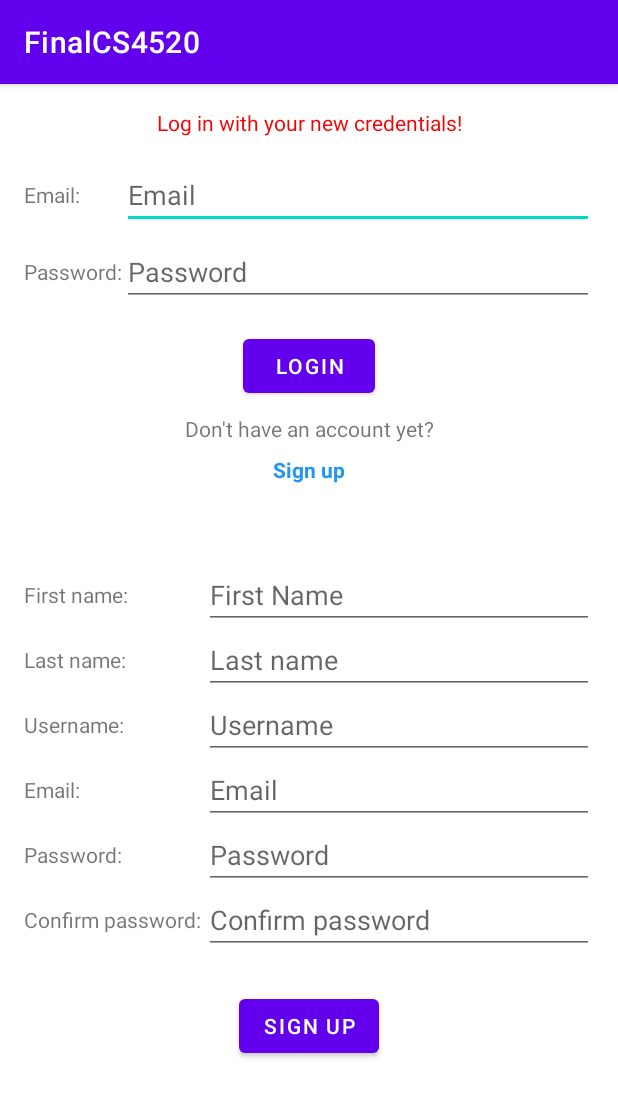
After one commit to aledigui/FinalCS4520, an Android app: the RegisterLogIn screen opened directly, with no data from a screen before it, on a phone screen of 412 x 824 dp. The commit adds this screen. Shown: the top 1097 px of the screen. Run offline under Robolectric (Android 15) with nearby library versions, the light colour scheme and no system bars.

Commit message:
Register and LogIn screen

```diff
--- a/app/src/main/AndroidManifest.xml
+++ b/app/src/main/AndroidManifest.xml
@@ -12,6 +12,9 @@
         android:theme="@style/Theme.FinalCS4520"
         tools:targetApi="31">
         <activity
+            android:name=".RegisterLogIn"
+            android:exported="false" />
+        <activity
             android:name=".MainActivity"
             android:exported="true">
             <intent-filter>
--- /dev/null
+++ b/app/src/main/java/com/example/finalcs4520/RegisterLogIn.java
@@ -0,0 +1,14 @@
+package com.example.finalcs4520;
+
+import androidx.appcompat.app.AppCompatActivity;
+
+import android.os.Bundle;
+
+public class RegisterLogIn extends AppCompatActivity {
+
+    @Override
+    protected void onCreate(Bundle savedInstanceState) {
+        super.onCreate(savedInstanceState);
+        setContentView(R.layout.activity_register_log_in);
+    }
+}
--- /dev/null
+++ b/app/src/main/res/layout/activity_register_log_in.xml
@@ -0,0 +1,242 @@
+<?xml version="1.0" encoding="utf-8"?>
+<androidx.constraintlayout.widget.ConstraintLayout xmlns:android="http://schemas.android.com/apk/res/android"
+    xmlns:app="http://schemas.android.com/apk/res-auto"
+    xmlns:tools="http://schemas.android.com/tools"
+    android:layout_width="match_parent"
+    android:layout_height="match_parent"
+    tools:context=".RegisterLogIn">
+
+    <EditText
+        android:id="@+id/emailTextLogIn"
+        android:layout_width="0dp"
+        android:layout_height="wrap_content"
+        android:layout_marginEnd="16dp"
+        android:ems="10"
+        android:hint="@string/email_hint"
+        android:inputType="textEmailAddress"
+        app:layout_constraintBottom_toBottomOf="@+id/emailLogin"
+        app:layout_constraintEnd_toEndOf="parent"
+        app:layout_constraintStart_toEndOf="@+id/passwordLogin"
+        app:layout_constraintTop_toTopOf="@+id/emailLogin" />
+
+    <TextView
+        android:id="@+id/emailLogin"
+        android:layout_width="wrap_content"
+        android:layout_height="wrap_content"
+        android:layout_marginStart="16dp"
+        android:layout_marginTop="64dp"
+        android:text="@string/email_bold"
+        app:layout_constraintStart_toStartOf="parent"
+        app:layout_constraintTop_toTopOf="parent" />
+
+    <TextView
+        android:id="@+id/passwordLogin"
+        android:layout_width="wrap_content"
+        android:layout_height="wrap_content"
+        android:layout_marginTop="32dp"
+        android:text="@string/password08"
+        app:layout_constraintStart_toStartOf="@+id/emailLogin"
+        app:layout_constraintTop_toBottomOf="@+id/emailLogin" />
+
+    <EditText
+        android:id="@+id/passwordTextLogin"
+        android:layout_width="0dp"
+        android:layout_height="wrap_content"
+        android:layout_marginEnd="16dp"
+        android:ems="10"
+        android:hint="@string/password"
+        android:inputType="textPassword"
+        app:layout_constraintBottom_toBottomOf="@+id/passwordLogin"
+        app:layout_constraintEnd_toEndOf="parent"
+        app:layout_constraintStart_toEndOf="@+id/passwordLogin"
+        app:layout_constraintTop_toTopOf="@+id/passwordLogin" />
+
+    <Button
+        android:id="@+id/loginButton08"
+        android:layout_width="wrap_content"
+        android:layout_height="wrap_content"
+        android:layout_marginTop="16dp"
+        android:text="@string/login"
+        app:layout_constraintEnd_toEndOf="parent"
+        app:layout_constraintStart_toStartOf="parent"
+        app:layout_constraintTop_toBottomOf="@+id/passwordTextLogin" />
+
+    <TextView
+        android:id="@+id/signupText"
+        android:layout_width="wrap_content"
+        android:layout_height="wrap_content"
+        android:layout_marginTop="8dp"
+        android:text="@string/signup08"
+        app:layout_constraintEnd_toEndOf="parent"
+        app:layout_constraintStart_toStartOf="parent"
+        app:layout_constraintTop_toBottomOf="@+id/loginButton08" />
+
+    <TextView
+        android:id="@+id/signupclick"
+        android:layout_width="wrap_content"
+        android:layout_height="wrap_content"
+        android:layout_marginTop="8dp"
+        android:text="@string/signup"
+        android:textColor="#2196F3"
+        android:textStyle="bold"
+        app:layout_constraintEnd_toEndOf="parent"
+        app:layout_constraintStart_toStartOf="parent"
+        app:layout_constraintTop_toBottomOf="@+id/signupText" />
+
+    <TextView
+        android:id="@+id/firstNameSignUp"
+        android:layout_width="wrap_content"
+        android:layout_height="wrap_content"
+        android:layout_marginStart="16dp"
+        android:layout_marginTop="64dp"
+        android:text="@string/firstname"
+        app:layout_constraintStart_toStartOf="parent"
+        app:layout_constraintTop_toBottomOf="@+id/signupclick" />
+
+    <TextView
+        android:id="@+id/lastnameSignup"
+        android:layout_width="wrap_content"
+        android:layout_height="wrap_content"
+        android:layout_marginTop="24dp"
+        android:text="@string/lastname"
+        app:layout_constraintStart_toStartOf="@+id/firstNameSignUp"
+        app:layout_constraintTop_toBottomOf="@+id/firstNameSignUp" />
+
+    <TextView
+        android:id="@+id/usernameSignup"
+        android:layout_width="wrap_content"
+        android:layout_height="wrap_content"
+        android:layout_marginTop="24dp"
+        android:text="@string/username"
+        app:layout_constraintStart_toStartOf="@+id/lastnameSignup"
+        app:layout_constraintTop_toBottomOf="@+id/lastnameSignup" />
+
+    <TextView
+        android:id="@+id/emailSignUp"
+        android:layout_width="wrap_content"
+        android:layout_height="wrap_content"
+        android:layout_marginTop="24dp"
+        android:text="@string/email_bold"
+        app:layout_constraintStart_toStartOf="@+id/usernameSignup"
+        app:layout_constraintTop_toBottomOf="@+id/usernameSignup" />
+
+    <TextView
+        android:id="@+id/passwordSignup"
+        android:layout_width="wrap_content"
+        android:layout_height="wrap_content"
+        android:layout_marginTop="24dp"
+        android:text="@string/password08"
+        app:layout_constraintStart_toStartOf="@+id/emailSignUp"
+        app:layout_constraintTop_toBottomOf="@+id/emailSignUp" />
+
+    <TextView
+        android:id="@+id/reTypePasswordSignup"
+        android:layout_width="wrap_content"
+        android:layout_height="wrap_content"
+        android:layout_marginTop="24dp"
+        android:text="@string/confirmpassword"
+        app:layout_constraintStart_toStartOf="@+id/passwordSignup"
+        app:layout_constraintTop_toBottomOf="@+id/passwordSignup" />
+
+    <EditText
+        android:id="@+id/firstNameTextSignUp"
+        android:layout_width="0dp"
+        android:layout_height="wrap_content"
+        android:layout_marginEnd="16dp"
+        android:ems="10"
+        android:hint="@string/firstNameHint"
+        android:inputType="textEmailAddress"
+        app:layout_constraintBottom_toBottomOf="@+id/firstNameSignUp"
+        app:layout_constraintEnd_toEndOf="parent"
+        app:layout_constraintStart_toEndOf="@+id/firstNameSignUp"
+        app:layout_constraintStart_toStartOf="@+id/lastNameTextSignUp"
+        app:layout_constraintTop_toTopOf="@+id/firstNameSignUp" />
+
+    <EditText
+        android:id="@+id/lastNameTextSignUp"
+        android:layout_width="0dp"
+        android:layout_height="wrap_content"
+        android:layout_marginEnd="16dp"
+        android:ems="10"
+        android:hint="@string/lastnameSignup"
+        android:inputType="textEmailAddress"
+        app:layout_constraintBottom_toBottomOf="@+id/lastnameSignup"
+        app:layout_constraintEnd_toEndOf="parent"
+        app:layout_constraintStart_toStartOf="@+id/usernameTextSignUp"
+        app:layout_constraintTop_toTopOf="@+id/lastnameSignup" />
+
+    <EditText
+        android:id="@+id/usernameTextSignUp"
+        android:layout_width="0dp"
+        android:layout_height="wrap_content"
+        android:layout_marginEnd="16dp"
+        android:ems="10"
+        android:hint="@string/usernameSignup"
+        android:inputType="textEmailAddress"
+        app:layout_constraintBottom_toBottomOf="@+id/usernameSignup"
+        app:layout_constraintEnd_toEndOf="parent"
+        app:layout_constraintStart_toEndOf="@+id/usernameSignup"
+        app:layout_constraintStart_toStartOf="@+id/emailTextSignup"
+        app:layout_constraintTop_toTopOf="@+id/usernameSignup" />
+
+    <EditText
+        android:id="@+id/emailTextSignup"
+        android:layout_width="0dp"
+        android:layout_height="wrap_content"
+        android:layout_marginEnd="16dp"
+        android:ems="10"
+        android:hint="@string/email_hint"
+        android:inputType="textEmailAddress"
+        app:layout_constraintBottom_toBottomOf="@+id/emailSignUp"
+        app:layout_constraintEnd_toEndOf="parent"
+        app:layout_constraintStart_toStartOf="@+id/passwordTextSignUp"
+        app:layout_constraintTop_toTopOf="@+id/emailSignUp" />
+
+    <Button
+        android:id="@+id/signUpButton08"
+        android:layout_width="wrap_content"
+        android:layout_height="wrap_content"
+        android:layout_marginTop="24dp"
+        android:text="@string/signup"
+        app:layout_constraintEnd_toEndOf="parent"
+        app:layout_constraintStart_toStartOf="parent"
+        app:layout_constraintTop_toBottomOf="@+id/confirmPasswordTextSignUp" />
+
+    <TextView
+        android:id="@+id/newCredentialsText"
+        android:layout_width="wrap_content"
+        android:layout_height="wrap_content"
+        android:text="@string/newCreds"
+        android:textColor="#F10606"
+        app:layout_constraintBottom_toTopOf="@+id/emailTextLogIn"
+        app:layout_constraintEnd_toEndOf="parent"
+        app:layout_constraintStart_toStartOf="parent"
+        app:layout_constraintTop_toTopOf="parent" />
+
+    <EditText
+        android:id="@+id/confirmPasswordTextSignUp"
+        android:layout_width="0dp"
+        android:layout_height="wrap_content"
+        android:layout_marginEnd="16dp"
+        android:layout_marginStart="2dp"
+        android:ems="10"
+        android:hint="@string/confirmapasswordHint"
+        android:inputType="textPassword"
+        app:layout_constraintBottom_toBottomOf="@+id/reTypePasswordSignup"
+        app:layout_constraintEnd_toEndOf="parent"
+        app:layout_constraintStart_toEndOf="@+id/reTypePasswordSignup"
+        app:layout_constraintTop_toTopOf="@+id/reTypePasswordSignup" />
+
+    <EditText
+        android:id="@+id/passwordTextSignUp"
+        android:layout_width="0dp"
+        android:layout_height="wrap_content"
+        android:layout_marginEnd="16dp"
+        android:ems="10"
+        android:hint="@string/password"
+        android:inputType="textPassword"
+        app:layout_constraintBottom_toBottomOf="@+id/passwordSignup"
+        app:layout_constraintEnd_toEndOf="parent"
+        app:layout_constraintStart_toStartOf="@+id/confirmPasswordTextSignUp"
+        app:layout_constraintTop_toTopOf="@+id/passwordSignup" />
+</androidx.constraintlayout.widget.ConstraintLayout>
--- a/app/src/main/res/values/strings.xml
+++ b/app/src/main/res/values/strings.xml
@@ -1,3 +1,87 @@
 <resources>
     <string name="app_name">FinalCS4520</string>
+    <string name="inclass01">In Class  Assignment 01</string>
+    <string name="bmi_title">Body Mass Index (BMI)</string>
+    <string name="weight_text">Weight</string>
+    <string name="weight_input_text">Your weight in pounds</string>
+    <string name="lb_text">lb</string>
+    <string name="height_title">Height</string>
+    <string name="feet_text">feet</string>
+    <string name="inches_text">inches</string>
+    <string name="button_calculate">Calculate BMI</string>
+    <string name="bmi_text">Click on Calculate BMI to find your BMI</string>
+    <string name="inclass02_button">"in class "</string>
+    <string name="inclass_02">IN CLASS ASSIGNMENT 02</string>
+    <string name="name_hint">Name</string>
+    <string name="email_hint">Email</string>
+    <string name="use_text02">I use</string>
+    <string name="android_rd">Android</string>
+    <string name="ios_rd">iOS</string>
+    <string name="currentMood">Your current mood:</string>
+    <string name="submit">Submit</string>
+    <string name="select_avatar_text">Select your Avatar</string>
+    <string name="name_bold">Name:</string>
+    <string name="email_bold">Email:</string>
+    <string name="i_use_text">"I use "</string>
+    <string name="Mood_text">"I am "</string>
+    <string name="empty_string">" "</string>
+    <string name="happy_text">Happy</string>
+    <string name="angry_text">Angry</string>
+    <string name="inclass03_button">IN CLASS ASSIGNMENT 03</string>
+    <!-- TODO: Remove or change this placeholder text -->
+    <string name="hello_blank_fragment">Hello blank fragment</string>
+    <string name="inClass04">IN CLASS ASSIGNMENT 04</string>
+    <string name="complexityText">Select Complexity:</string>
+    <string name="timesText">times</string>
+    <string name="minimumString">Minimum:</string>
+    <string name="maxString">Maximum:</string>
+    <string name="avgString">Average:</string>
+    <string name="generateButton">Generate Number</string>
+    <string name="one">1</string>
+    <string name="zero">0</string>
+    <string name="button5">IN CLASS ASSIGNMENT 05</string>
+    <string name="keyWord">Search Keyword</string>
+    <string name="go">Go</string>
+    <string name="INCLASS06bUTTON">IN CLASS ASSIGNMENT 06</string>
+    <string name="chooseCountry">Choose country:</string>
+    <string name="Category">Category:</string>
+    <string name="country">Country:</string>
+    <string name="search">Search</string>
+    <string name="selectcc">Select a country and a category</string>
+    <string name="newsTitle">Your news</string>
+    <string name="Source">"Source: "</string>
+    <string name="author">"Author: "</string>
+    <string name="title">"Title: "</string>
+    <string name="description">"Description: "</string>
+    <string name="url">"Url: "</string>
+    <string name="published">"Published: "</string>
+    <string name="content">"Content: "</string>
+    <string name="hyperlink"><a href="https://www.google.com">Go to the news!</a></string>
+    <string name="login">Login</string>
+    <string name="signup">Sign up</string>
+    <string name="password">Password</string>
+    <string name="passwordText">Password</string>
+    <string name="contrasena">contrasena</string>
+    <string name="nametext">Name (only for sign up)</string>
+    <string name="note">Note:</string>
+    <string name="delete">Delete</string>
+    <string name="inclass08">IN CLASS ASSIGNMENT 08</string>
+    <string name="password08">Password:</string>
+    <string name="signup08">Don\'t have an account yet?</string>
+    <string name="firstname">First name:</string>
+    <string name="lastname">Last name:</string>
+    <string name="username">Username:</string>
+    <string name="confirmpassword">Confirm password:</string>
+    <string name="firstNameHint">First Name</string>
+    <string name="lastnameSignup">Last name</string>
+    <string name="usernameSignup">Username</string>
+    <string name="confirmapasswordHint">Confirm password</string>
+    <string name="newCreds">Log in with your new credentials!</string>
+    <string name="logout">Log out</string>
+    <string name="chats">Chats</string>
+    <string name="send">Send</string>
+    <string name="typemessage">Type your message here</string>
+    <string name="chattingWith">Chatting with:</string>
+    <string name="loggedInAs">"You are logged in as "</string>
+    <string name="chat">Chat</string>
 </resources>
```
